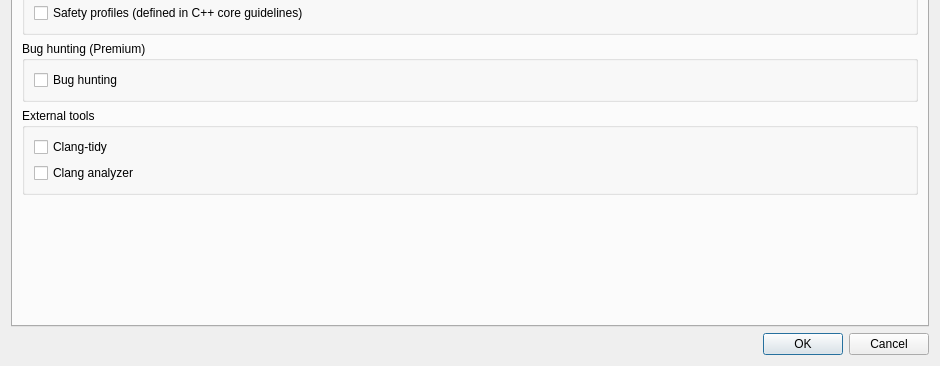
The window that gui/projectfile.ui (cppcheck-opensource/cppcheck) describes before a commit, drawn with Qt 5; both pictures show x 0 to 940 and y 375 to 741 of the 940 by 741 pixel window.
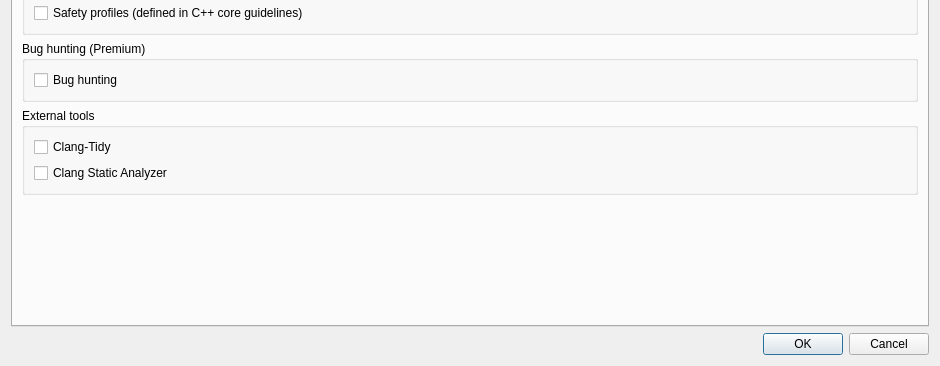
The same window after the commit. The open tabs and pages were chosen to show the change. Icons and pictures are not drawn.

```diff
--- a/gui/projectfile.ui
+++ b/gui/projectfile.ui
@@ -1010,14 +1010,14 @@
           <item>
            <widget class="QCheckBox" name="mToolClangTidy">
             <property name="text">
-             <string>Clang-tidy</string>
+             <string notr="true">Clang-Tidy</string>
             </property>
            </widget>
           </item>
           <item>
            <widget class="QCheckBox" name="mToolClangAnalyzer">
             <property name="text">
-             <string>Clang analyzer</string>
+             <string notr="true">Clang Static Analyzer</string>
             </property>
            </widget>
           </item>
```
